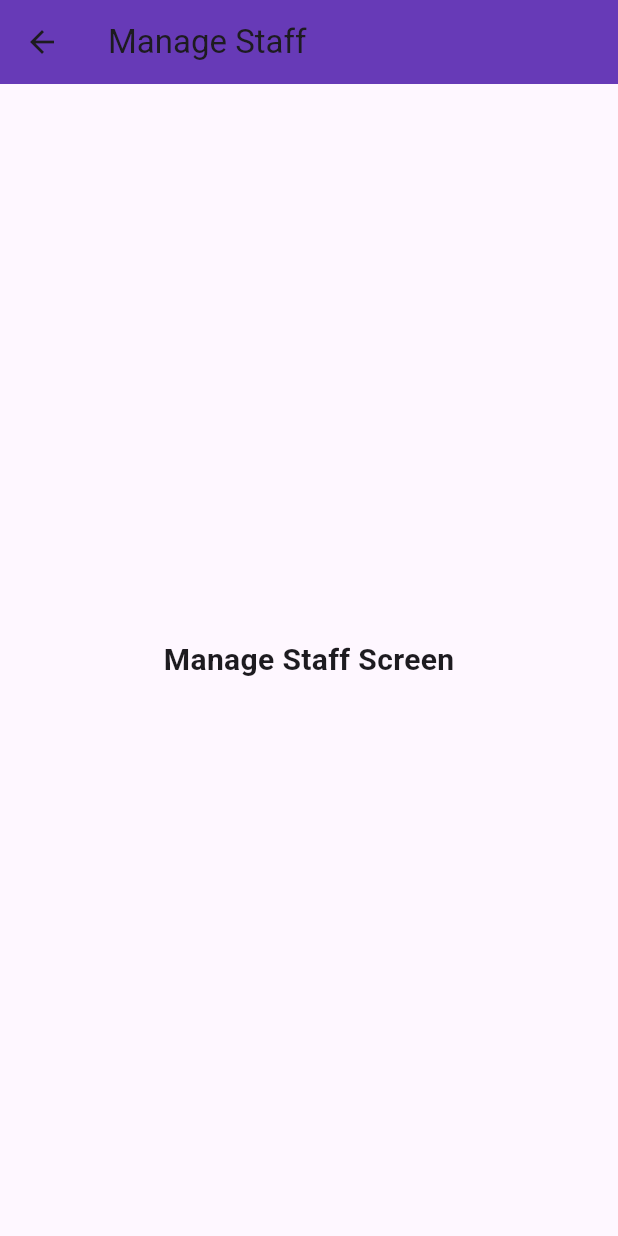
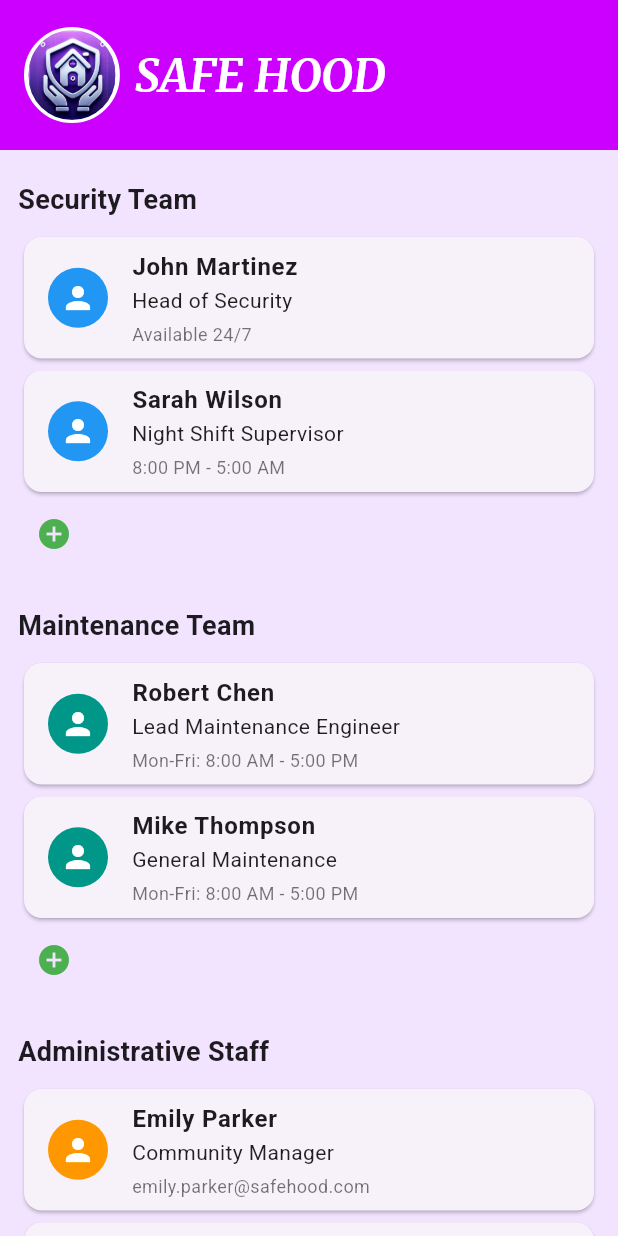
Before and after one commit to Yash29739/SafeHood, a Flutter app: the AdminDashboard screen opened directly, after a tap on "Manage Staff", on a phone screen of 412 x 824 dp. Run offline on Flutter 3.47's test engine with Material 3 defaults, Android fonts, the light colour scheme and no system bars; our stand-ins replace animated_splash_screen, cloud_firestore, firebase_core, page_transition, shared_preferences; missing offline and left inert: bcrypt; accounts and stored records are empty.

Commit message:
Updates: new admins pages like safe notices

```diff
--- /dev/null
+++ b/lib/mainScreens/admins/adminManage Staff.dart
@@ -0,0 +1,168 @@
+import 'package:flutter/material.dart';
+
+class AdminStaffManagementPage extends StatefulWidget {
+  const AdminStaffManagementPage({super.key});
+
+  @override
+  _AdminStaffManagementPageState createState() => _AdminStaffManagementPageState();
+}
+
+class _AdminStaffManagementPageState extends State<AdminStaffManagementPage> {
+  List<Map<String, dynamic>> securityTeam = [
+    {"name": "John Martinez", "position": "Head of Security", "details": "Available 24/7", "color": Colors.blue},
+    {"name": "Sarah Wilson", "position": "Night Shift Supervisor", "details": "8:00 PM - 5:00 AM", "color": Colors.blue},
+  ];
+
+  List<Map<String, dynamic>> maintenanceTeam = [
+    {"name": "Robert Chen", "position": "Lead Maintenance Engineer", "details": "Mon-Fri: 8:00 AM - 5:00 PM", "color": Colors.teal},
+    {"name": "Mike Thompson", "position": "General Maintenance", "details": "Mon-Fri: 8:00 AM - 5:00 PM", "color": Colors.teal},
+  ];
+
+  List<Map<String, dynamic>> adminStaff = [
+    {"name": "Emily Parker", "position": "Community Manager", "details": "emily.parker@safehood.com", "color": Colors.orange},
+    {"name": "David Kim", "position": "Resident Services Coordinator", "details": "david.kim@safehood.com", "color": Colors.orange},
+  ];
+
+  void _removeStaffMember(List<Map<String, dynamic>> team, String name) {
+    setState(() {
+      team.removeWhere((member) => member['name'] == name);
+    });
+  }
+
+  void _addStaffMember(List<Map<String, dynamic>> team) {
+    setState(() {
+      team.add({
+        "name": "New Member",
+        "position": "New Position",
+        "details": "Details",
+        "color": Colors.grey
+      });
+    });
+  }
+
+  @override
+  Widget build(BuildContext context) {
+    return Scaffold(
+      backgroundColor: Color(0xFFF2E3FF),
+      appBar: AppBar(
+        automaticallyImplyLeading: false,
+        toolbarHeight: 100,
+        backgroundColor: Color(0xFFCC00FF),
+        title: _buildHeader(),
+      ),
+      body: SingleChildScrollView(
+        padding: EdgeInsets.all(12),
+        child: Column(
+          crossAxisAlignment: CrossAxisAlignment.start,
+          children: [
+            _buildTeamSection("Security Team", securityTeam),
+            _buildTeamSection("Maintenance Team", maintenanceTeam),
+            _buildTeamSection("Administrative Staff", adminStaff),
+            SizedBox(height: 16),
+            _buildSectionTitle("Emergency Contacts"),
+            _buildEmergencyButton("Call Emergency Services (911)", Colors.red, Icons.warning, () {}),
+            _buildEmergencyButton("Building Emergency Line", Colors.red, Icons.phone, () {}),
+          ],
+        ),
+      ),
+    );
+  }
+
+  Widget _buildTeamSection(String title, List<Map<String, dynamic>> team) {
+    return Column(
+      crossAxisAlignment: CrossAxisAlignment.start,
+      children: [
+        _buildSectionTitle(title),
+        for (var member in team)
+          Dismissible(
+            key: Key(member['name']), // Unique key per staff member
+            direction: DismissDirection.endToStart,
+            onDismissed: (direction) => _removeStaffMember(team, member['name']),
+            background: Container(
+              alignment: Alignment.centerRight,
+              padding: EdgeInsets.symmetric(horizontal: 20),
+              color: Colors.red,
+              child: Icon(Icons.delete, color: Colors.white),
+            ),
+            child: _buildStaffCard(member),
+          ),
+        IconButton(
+          icon: Icon(Icons.add_circle, color: Colors.green),
+          onPressed: () => _addStaffMember(team),
+        ),
+        SizedBox(height: 16),
+      ],
+    );
+  }
+
+  Widget _buildSectionTitle(String title) {
+    return Padding(
+      padding: EdgeInsets.symmetric(vertical: 8),
+      child: Text(title, style: TextStyle(fontSize: 18, fontWeight: FontWeight.bold)),
+    );
+  }
+
+  Widget _buildStaffCard(Map<String, dynamic> member) {
+    return Card(
+      shape: RoundedRectangleBorder(borderRadius: BorderRadius.circular(12)),
+      child: ListTile(
+        leading: CircleAvatar(
+          backgroundColor: member['color'],
+          child: Icon(Icons.person, color: Colors.white),
+        ),
+        title: Text(member['name'], style: TextStyle(fontSize: 16, fontWeight: FontWeight.bold)),
+        subtitle: Column(
+          crossAxisAlignment: CrossAxisAlignment.start,
+          children: [
+            Text(member['position'], style: TextStyle(fontSize: 14, color: Colors.black87)),
+            SizedBox(height: 4),
+            Text(member['details'], style: TextStyle(fontSize: 12, color: Colors.black54)),
+          ],
+        ),
+      ),
+    );
+  }
+
+  Widget _buildEmergencyButton(String text, Color color, IconData icon, VoidCallback onPressed) {
+    return Padding(
+      padding: const EdgeInsets.symmetric(vertical: 4),
+      child: ElevatedButton.icon(
+        style: ElevatedButton.styleFrom(
+          backgroundColor: color,
+          padding: EdgeInsets.symmetric(vertical: 12),
+          shape: RoundedRectangleBorder(borderRadius: BorderRadius.circular(12)),
+        ),
+        icon: Icon(icon, color: Colors.white),
+        label: Text(text, style: TextStyle(fontSize: 16, color: Colors.white)),
+        onPressed: onPressed,
+      ),
+    );
+  }
+
+  Widget _buildHeader() {
+    return Row(
+      children: [
+        Container(
+          decoration: BoxDecoration(
+            shape: BoxShape.circle,
+            border: Border.all(color: Colors.white, width: 3),
+          ),
+          child: ClipRRect(
+            borderRadius: BorderRadius.circular(50),
+            child: Image.asset("assets/logo.jpg", height: 60),
+          ),
+        ),
+        SizedBox(width: 10),
+        Text(
+          "SAFE HOOD",
+          style: TextStyle(
+            fontSize: 30,
+            color: Colors.white,
+            fontWeight: FontWeight.bold,
+            fontFamily: "Merriweather",
+          ),
+        ),
+      ],
+    );
+  }
+}
--- a/lib/mainScreens/admins/dashbroadadmin.dart
+++ b/lib/mainScreens/admins/dashbroadadmin.dart
@@ -1,5 +1,11 @@
 import 'package:flutter/material.dart';
+
 import 'package:safehome/mainScreens/admins/Manage%20Complaints.dart';
+import 'package:safehome/mainScreens/admins/Manage%20Residents,dart';
+import 'package:safehome/mainScreens/admins/admin%20manage%20events.dart';
+import 'package:safehome/mainScreens/admins/adminAddNotices.dart';
+import 'package:safehome/mainScreens/admins/adminManage%20Staff.dart';
+
 
 void main() {
   runApp(const MaterialApp(
@@ -23,11 +29,11 @@ class AdminDashboard extends StatelessWidget {
           mainAxisSpacing: 10,
           children: [
             _buildGridItem(context, "Manage Complaints", Icons.report, const ManageComplaintsScreen()),
-            _buildGridItem(context, "Add Notices", Icons.announcement, const AddNoticeScreen()),
-            _buildGridItem(context, "Manage Events", Icons.event, const ManageEventsScreen()),
+            _buildGridItem(context, "Add Notices", Icons.announcement,  AdminNoticeBoard()),
+            _buildGridItem(context, "Manage Events", Icons.event, const AdminEventsScreen()),
             _buildGridItem(context, "Visitor Logs", Icons.group, const ManageVisitorsScreen()),
-            _buildGridItem(context, "Manage Staff", Icons.people, const ManageStaffScreen()),
-            _buildGridItem(context, "Manage Residents", Icons.person, const ManageResidentsScreen()),
+            _buildGridItem(context, "Manage Staff", Icons.people,  AdminStaffManagementPage()),
+            _buildGridItem(context, "Manage Residents", Icons.person, const AdminNeighborManagementScreen()),
             _buildGridItem(context, "Security Management", Icons.security, const SecurityManagementScreen()),
             _buildGridItem(context, "Broadcast Messages", Icons.message, const BroadcastMessagesScreen()),
           ],
@@ -62,16 +68,11 @@ class AdminDashboard extends StatelessWidget {
   }
 }
 
+
+
 // Screen Classes
 
 
-class AddNoticeScreen extends StatelessWidget {
-  const AddNoticeScreen({super.key});
-  @override
-  Widget build(BuildContext context) {
-    return _buildScreen(context, "Add Notices");
-  }
-}
 
 class ManageEventsScreen extends StatelessWidget {
   const ManageEventsScreen({super.key});
@@ -89,21 +90,8 @@ class ManageVisitorsScreen extends StatelessWidget {
   }
 }
 
-class ManageStaffScreen extends StatelessWidget {
-  const ManageStaffScreen({super.key});
-  @override
-  Widget build(BuildContext context) {
-    return _buildScreen(context, "Manage Staff");
-  }
-}
 
-class ManageResidentsScreen extends StatelessWidget {
-  const ManageResidentsScreen({super.key});
-  @override
-  Widget build(BuildContext context) {
-    return _buildScreen(context, "Manage Residents");
-  }
-}
+
 
 class SecurityManagementScreen extends StatelessWidget {
   const SecurityManagementScreen({super.key});
--- a/lib/subScreens/admin/add_announcement_screen.dart
+++ /dev/null
@@ -1 +0,0 @@
-// TODO Implement this library.
--- a/lib/subScreens/admin/add_event_screen.dart
+++ /dev/null
@@ -1 +0,0 @@
-// TODO Implement this library.
--- a/lib/subScreens/admin/manage_users_screen.dart
+++ /dev/null
@@ -1 +0,0 @@
-// TODO Implement this library.
--- a/lib/subScreens/admin/review_complaints_screen.dart
+++ /dev/null
@@ -1 +0,0 @@
-// TODO Implement this library.
--- a/lib/subScreens/admin/update_rules_screen.dart
+++ /dev/null
@@ -1 +0,0 @@
-// TODO Implement this library.
```
Also changed, not shown: lib/mainScreens/admins/Manage Complaints.dart (+48 -14 lines), lib/mainScreens/admins/admin manage events.dart (added, +169 -0 lines), lib/mainScreens/admins/adminAddNotices.dart (added, +146 -0 lines), 1 other file.
